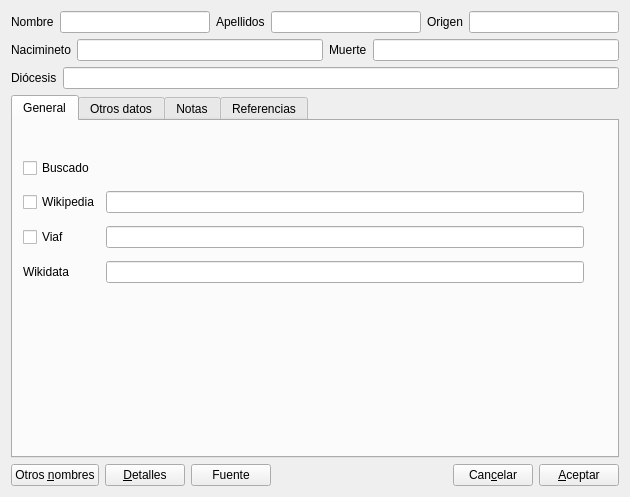
This is gui/dlgnuevapersona.ui in rogorido/qtpredicadores as Qt 5 draws it before an edit. The edited form follows.
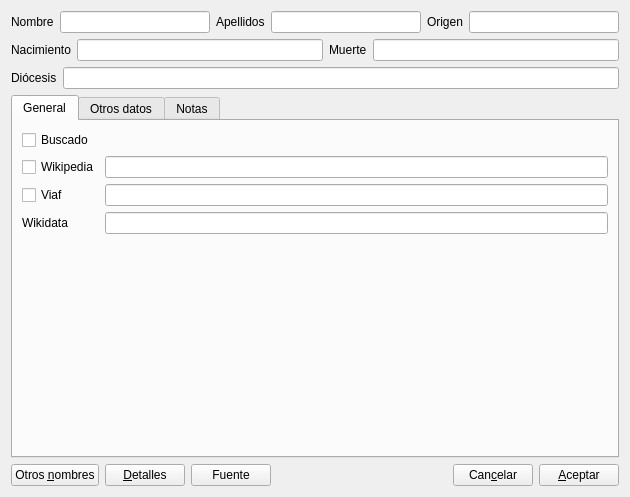
This is the edited form. Icons and pictures are not drawn.

```diff
--- a/gui/dlgnuevapersona.ui
+++ b/gui/dlgnuevapersona.ui
@@ -61,7 +61,7 @@
      <item>
       <widget class="QLabel" name="label_3">
        <property name="text">
-        <string>Nacimineto</string>
+        <string>Nacimiento</string>
        </property>
       </widget>
      </item>
@@ -103,15 +103,8 @@
       <attribute name="title">
        <string>General</string>
       </attribute>
-      <widget class="QWidget" name="layoutWidget">
-       <property name="geometry">
-        <rect>
-         <x>10</x>
-         <y>30</y>
-         <width>561</width>
-         <height>141</height>
-        </rect>
-       </property>
+      <layout class="QVBoxLayout" name="verticalLayout_2">
+       <item>
        <layout class="QGridLayout" name="gridLayout_2">
         <item row="0" column="0">
          <widget class="QCheckBox" name="ckBuscado">
@@ -151,7 +144,21 @@
          <widget class="QLineEdit" name="txtWikidata"/>
         </item>
        </layout>
-      </widget>
+       </item>
+       <item>
+        <spacer name="verticalSpacer">
+         <property name="orientation">
+          <enum>Qt::Vertical</enum>
+         </property>
+         <property name="sizeHint" stdset="0">
+          <size>
+           <width>20</width>
+           <height>189</height>
+          </size>
+         </property>
+        </spacer>
+       </item>
+      </layout>
      </widget>
      <widget class="QWidget" name="tabOtros">
       <attribute name="title">
@@ -210,11 +217,6 @@
        </item>
       </layout>
      </widget>
-     <widget class="QWidget" name="tabReferencias">
-      <attribute name="title">
-       <string>Referencias</string>
-      </attribute>
-     </widget>
     </widget>
    </item>
    <item>
```
Lines whose indentation alone changed are shown as unchanged.
